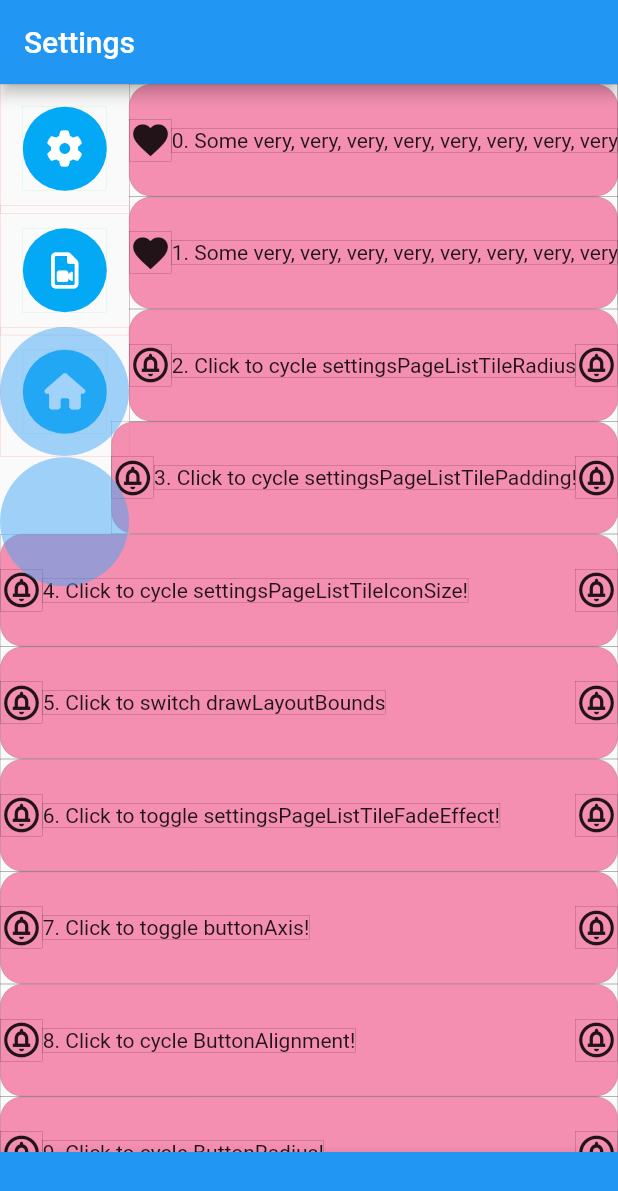
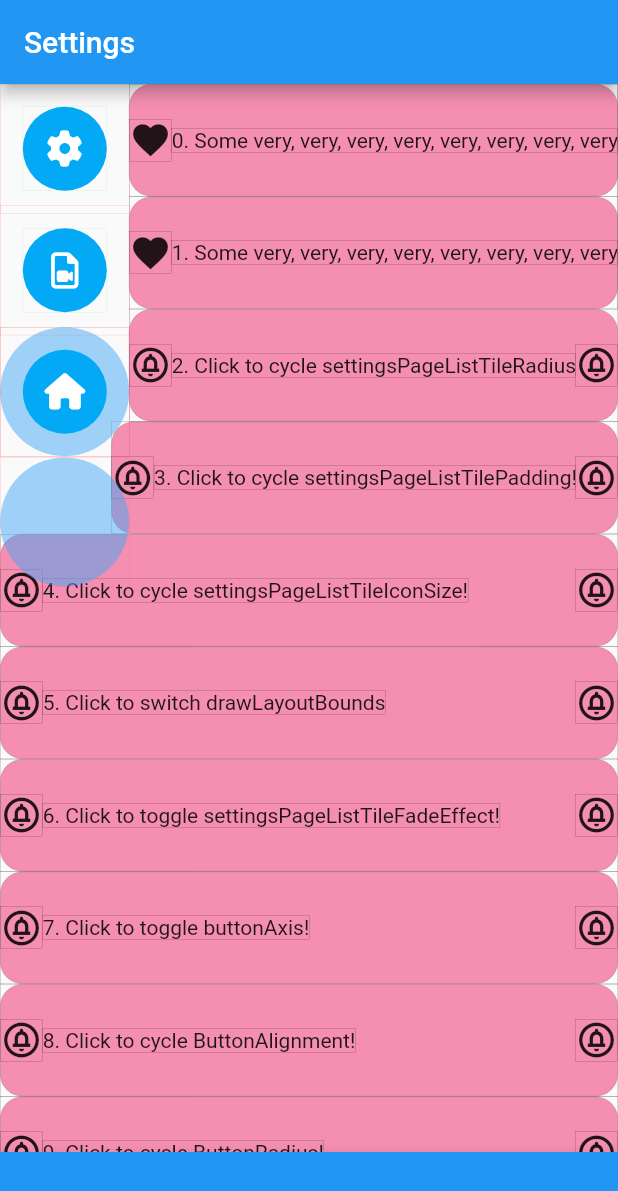
Before and after one commit to BigDeeEss/bu3_kar_kam, a Flutter app: the screen it shows after launch, after a tap on "6. Click to toggle settingsPageListTileF", on a phone screen of 412 x 824 dp. Shown: the top 1191 px of the screen. Run offline on Flutter 3.47's test engine with Material 2 defaults, Android fonts, the phone set to English and light mode, and no system bars; our stand-ins replace font_awesome_flutter, get_it, get_it_mixin, shared_preferences.

Commit message:
Use a combination of BoxedContainer, Container and BoxShape to draw a circle.
Delete OpenPainter.

```diff
--- a/lib/app_data_service.dart
+++ b/lib/app_data_service.dart
@@ -123,9 +123,9 @@ class AppDataService extends AppData {
     // Use [map], its inverse and the modulus operator to cycle
     // [settingsPageListTileIconSize].
     int settingsPageListTileIconSizeIntRepresentation =
-        map.inverse()[settingsPageListTileIconSize]!;
+        map.inverse()[settingsPageListTileIconSize];
     settingsPageListTileIconSize =
-        map[(settingsPageListTileIconSizeIntRepresentation + 1) % map.length]!;
+        map[(settingsPageListTileIconSizeIntRepresentation + 1) % map.length];
 
     // Save user preference for [settingsPageListTileIconSize] to storage.
     setUserPreferences(
--- a/lib/button_array.dart
+++ b/lib/button_array.dart
@@ -39,9 +39,14 @@ class ButtonArray extends StatelessWidget with GetItMixin {
     List<ButtonSpec> buttonSpecList =
         GetItService.instance<AppData>().buttonSpecList;
 
+    // Instantiate [buttonList].
+    List<Widget> buttonList = [];
+    if (drawSlidingGuides) {
+      buttonList.add(SlidingGuides());
+    }
+
     // Loop over items in [buttonSpecList], convert each to its
     // corresponding [button] and store result in [buttonList].
-    List<Widget> buttonList = [];
     for (int i = 0; i < buttonSpecList.length; i++) {
       //  Defines the [button] to be added to [buttonList] in this iteration.
       Button button = Button(
@@ -83,10 +88,6 @@ class ButtonArray extends StatelessWidget with GetItMixin {
       }
     }
 
-    if (drawSlidingGuides) {
-      buttonList.add(SlidingGuides());
-    }
-
     // Need to return a single Widget and so return an instance of [Stack]
     // with its children defined to be a list of buttons.
     return Stack(
--- a/lib/sliding_guides.dart
+++ b/lib/sliding_guides.dart
@@ -1,6 +1,8 @@
 // Import flutter packages.
 import 'package:flutter/material.dart';
 import 'package:get_it_mixin/get_it_mixin.dart';
+import 'package:kar_kam/boxed_container.dart';
+import 'package:kar_kam/button_array.dart';
 import 'package:kar_kam/app_data.dart';
 import 'package:kar_kam/button_array.dart';
 import 'package:kar_kam/settings_page_list_tile.dart';
@@ -18,14 +20,25 @@ class SlidingGuides extends StatelessWidget with GetItMixin {
     // Watch for changes to [AppData.buttonAlignment] registered with GetIt.
     Alignment buttonAlignment = watchOnly((AppData a) => a.buttonAlignment)!;
 
-    // Watch for changes to [AppData.buttonRadius] registered with GetIt.
-    double buttonRadius = watchOnly((AppData a) => a.buttonRadius)!;
+    // Use a combination of [BoxedContainer], [Container] and [BoxShape] to
+    // draw a circle.
+    BoxedContainer boxedContainer = BoxedContainer(
+        borderColor: Colors.redAccent,
+        // borderColor: Colors.white,
+        child: Container(
+          height: ButtonArray.rect!.shortestSide,
+          width: ButtonArray.rect!.shortestSide,
+          decoration: const BoxDecoration(
+            color: Color.fromRGBO(66, 165, 245, 0.5),
+            shape: BoxShape.circle,
+          ),
+        ));
 
-    // Watch for changes to [AppData.buttonPaddingMainAxis] registered with GetIt.
-    double buttonPaddingMainAxis = watchOnly((AppData a) => a.buttonPaddingMainAxis);
+    // An [Offset] for placing the 'out of [ButtonArray]; guiding circle.
+    Offset offset = Offset(
+        0.0, ButtonArray.rect!.shortestSide * SettingsPageListTile.sf);
 
-    return Stack(
-      children: [
+    return Stack(children: [
       // Add two additional guidance circles for checking the sliding
       // motion of [SettingsPageListTile].
       // ToDo: delete these unnecessary guidance circles at some point.
@@ -38,14 +51,9 @@ class SlidingGuides extends StatelessWidget with GetItMixin {
         right: (buttonAlignment.x > 0)
             ? ButtonArray.buttonCoordinates!.first
             : null,
-          child: CustomPaint(
-            painter: OpenPainter(
-              alignment: buttonAlignment,
-              axis: buttonAxis,
-              radius: buttonRadius + buttonPaddingMainAxis,
-              shiftVal: ButtonArray.rect!.shortestSide *
-                  SettingsPageListTile.sf,
-            ),
+        child: Transform.translate(
+          offset: (buttonAlignment.y < 0) ? offset : -offset,
+          child: boxedContainer,
         ),
       ) : Positioned(
         top: (buttonAlignment.y < 0)
@@ -56,14 +64,9 @@ class SlidingGuides extends StatelessWidget with GetItMixin {
             : null,
         left: (buttonAlignment.x < 0) ? 0.0 : null,
         right: (buttonAlignment.x > 0) ? 0.0 : null,
-          child: CustomPaint(
-            painter: OpenPainter(
-              alignment: buttonAlignment,
-              axis: buttonAxis,
-              radius: buttonRadius + buttonPaddingMainAxis,
-              shiftVal: ButtonArray.rect!.shortestSide *
-                  SettingsPageListTile.sf
-            ),
+        child: Transform.translate(
+          offset: (buttonAlignment.y < 0) ? offset : -offset,
+          child: boxedContainer,
         ),
       ),
       (buttonAxis == Axis.horizontal) ? Positioned(
@@ -75,14 +78,7 @@ class SlidingGuides extends StatelessWidget with GetItMixin {
         right: (buttonAlignment.x > 0)
             ? ButtonArray.buttonCoordinates!.last
             : null,
-          child: CustomPaint(
-            painter: OpenPainter(
-              alignment: buttonAlignment,
-              axis: buttonAxis,
-              radius: buttonRadius + buttonPaddingMainAxis,
-              shiftVal: 0.0,
-            ),
-          ),
+        child: boxedContainer,
       ) : Positioned(
         top: (buttonAlignment.y < 0)
             ? ButtonArray.buttonCoordinates!.last
@@ -92,72 +88,8 @@ class SlidingGuides extends StatelessWidget with GetItMixin {
             : null,
         left: (buttonAlignment.x < 0) ? 0.0 : null,
         right: (buttonAlignment.x > 0) ? 0.0 : null,
-          child: CustomPaint(
-            painter: OpenPainter(
-              alignment: buttonAlignment,
-              axis: buttonAxis,
-              radius: buttonRadius + buttonPaddingMainAxis,
-              shiftVal: 0.0,
+        child: boxedContainer,
       ),
-          ),
-        ),
-      ]
-    );
+    ]);
   }
 }
-
-/// A custom painter for producing the guidance circles.
-class OpenPainter extends CustomPainter{
-  OpenPainter({
-    required this.alignment,
-    required this.axis,
-    required this.radius,
-    required this.shiftVal,
-  });
-
-  final Alignment alignment;
-
-  final Axis axis;
-
-  final double shiftVal;
-
-  final double radius;
-
-  @override
-  void paint(Canvas canvas, Size size) {
-    var paint1 = Paint()
-      ..color = const Color.fromRGBO(66, 165, 245, 0.5)
-      ..style = PaintingStyle.fill;
-    if (axis == Axis.horizontal) {
-      if (alignment.y < 0 && alignment.x > 0) {
-        canvas.drawCircle(Offset(-radius, radius + shiftVal), radius, paint1);
-      }
-      if (alignment.y < 0 && alignment.x < 0) {
-        canvas.drawCircle(Offset(radius, radius + shiftVal), radius, paint1);
-      }
-      if (alignment.y > 0 && alignment.x > 0) {
-        canvas.drawCircle(Offset(-radius, -radius - shiftVal), radius, paint1);
-      }
-      if (alignment.y > 0 && alignment.x < 0) {
-        canvas.drawCircle(Offset(radius, -radius - shiftVal), radius, paint1);
-      }
-    }
-    if (axis == Axis.vertical) {
-      if (alignment.y < 0 && alignment.x > 0) {
-        canvas.drawCircle(Offset(-radius, radius + shiftVal), radius, paint1);
-      }
-      if (alignment.y < 0 && alignment.x < 0) {
-        canvas.drawCircle(Offset(radius, radius + shiftVal), radius, paint1);
-      }
-      if (alignment.y > 0 && alignment.x > 0) {
-        canvas.drawCircle(Offset(-radius, -radius - shiftVal), radius, paint1);
-      }
-      if (alignment.y > 0 && alignment.x < 0) {
-        canvas.drawCircle(Offset(radius, -radius - shiftVal), radius, paint1);
-      }
-    }
-  }
-
-  @override
-  bool shouldRepaint(CustomPainter oldDelegate) => true;
-}
```
Lines whose indentation alone changed are shown as unchanged.
